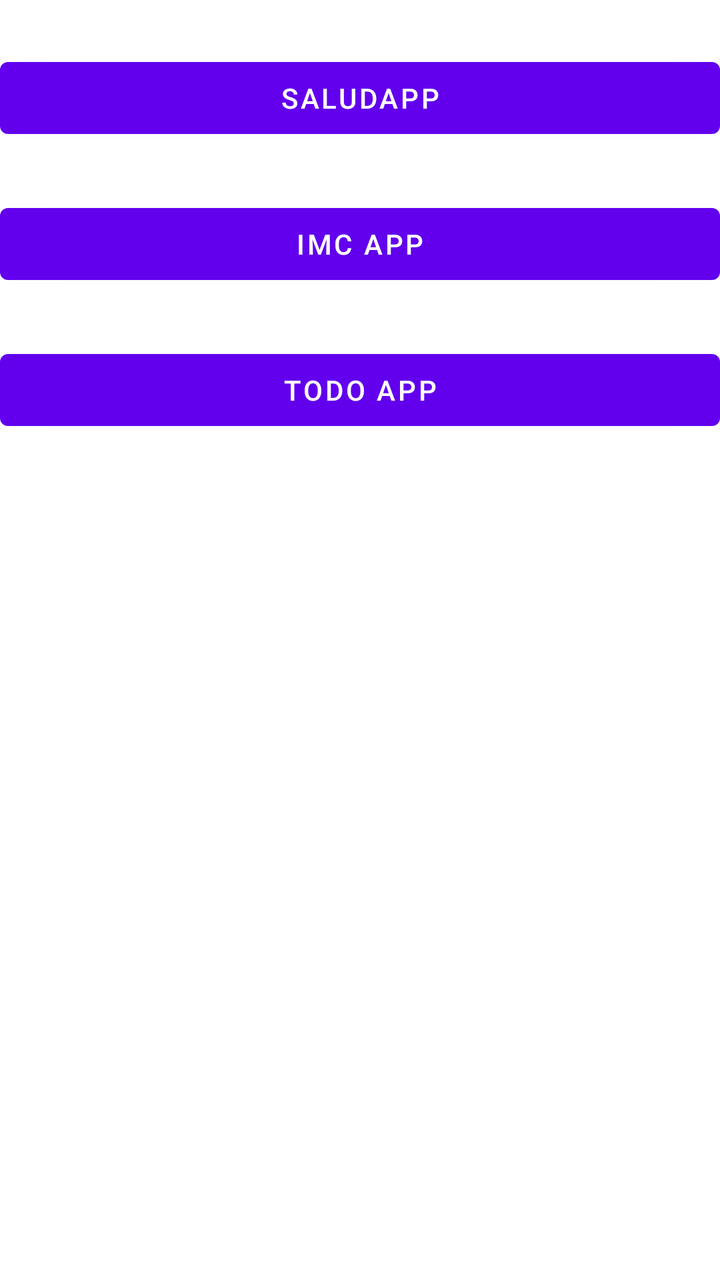
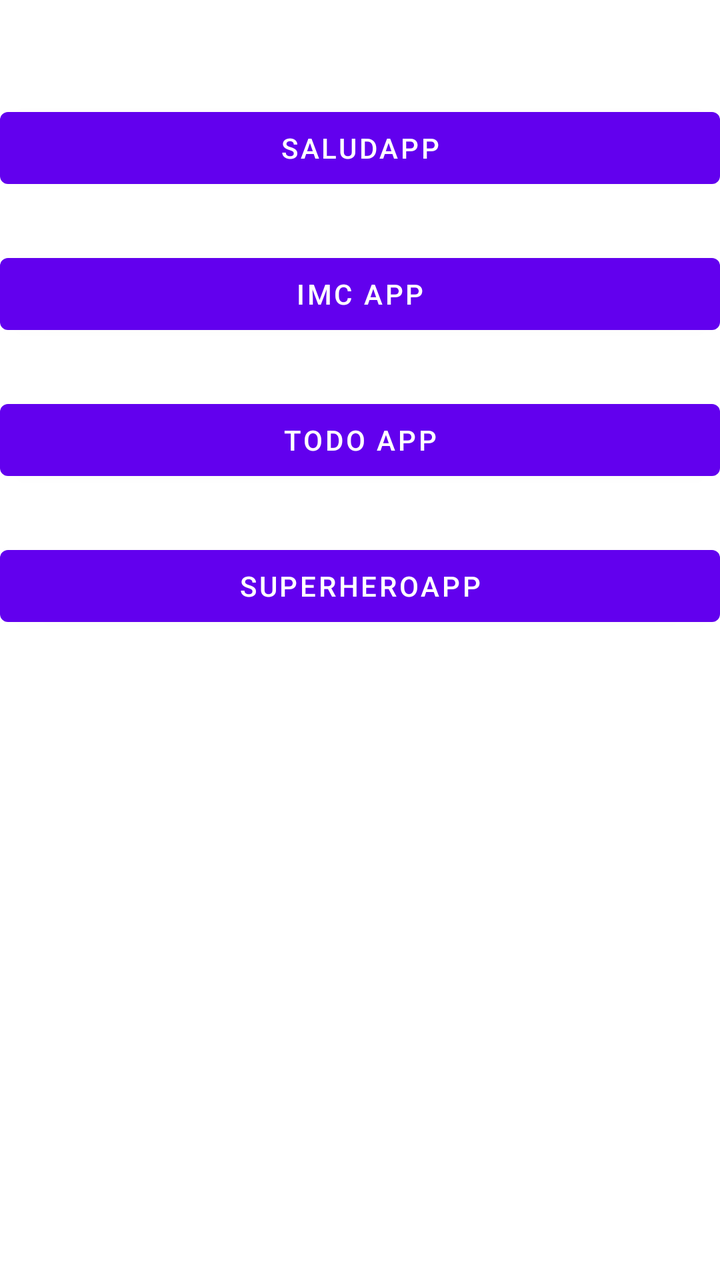

An Android layout rendered at two revisions. The XML below is the earlier revision; the diff shows what the commit changed to produce the second picture.
<!-- AndroidManifest.xml: application theme Theme.Superandroidmaster -->
<!-- res/layout/activity_menu.xml -->
<?xml version="1.0" encoding="utf-8"?>
<LinearLayout xmlns:android="http://schemas.android.com/apk/res/android"
    xmlns:tools="http://schemas.android.com/tools"
    android:id="@+id/main"
    android:layout_width="match_parent"
    android:layout_height="match_parent"
    android:orientation="vertical"
    android:fitsSystemWindows="true"
    tools:context=".sintaxis.firstapp.MenuActivity">

    <Button
        android:id="@+id/btnSaludApp"
        android:layout_width="match_parent"
        android:layout_height="wrap_content"
        android:layout_marginTop="25dp"
        android:text="SaludApp" />

    <Button
        android:id="@+id/btnIMCApp"
        android:layout_width="match_parent"
        android:layout_height="wrap_content"
        android:layout_marginTop="25dp"
        android:text="IMC App" />

    <Button
        android:id="@+id/btnTODO"
        android:layout_width="match_parent"
        android:layout_height="wrap_content"
        android:layout_marginTop="25dp"
        android:text="TODO App" />


</LinearLayout>
<!-- resources referenced by this layout -->
<resources>
  <style name="Theme.Superandroidmaster" parent="Theme.MaterialComponents.DayNight.DarkActionBar">
          
          <item name="colorPrimary">@color/purple_500</item>
          <item name="colorPrimaryVariant">@color/purple_700</item>
          <item name="colorOnPrimary">@color/white</item>
          
          <item name="colorSecondary">@color/teal_200</item>
          <item name="colorSecondaryVariant">@color/teal_700</item>
          <item name="colorOnSecondary">@color/black</item>
          
          <item name="android:statusBarColor">?attr/colorPrimaryVariant</item>
          
  
  
      </style>
  <color name="purple_500">#FF6200EE</color>
  <color name="purple_700">#FF3700B3</color>
  <color name="white">#FFFFFFFF</color>
  <color name="teal_200">#FF03DAC5</color>
  <color name="teal_700">#FF018786</color>
  <color name="black">#FF000000</color>
</resources>

<!-- the commit's change to res/layout/activity_menu.xml (unified diff, before → after) -->
@@ -12,7 +12,7 @@
         android:id="@+id/btnSaludApp"
         android:layout_width="match_parent"
         android:layout_height="wrap_content"
-        android:layout_marginTop="25dp"
+        android:layout_marginTop="50dp"
         android:text="SaludApp" />
 
     <Button
@@ -29,5 +29,12 @@
         android:layout_marginTop="25dp"
         android:text="TODO App" />
 
+    <Button
+        android:id="@+id/btnSuperHero"
+        android:layout_width="match_parent"
+        android:layout_height="wrap_content"
+        android:layout_marginTop="25dp"
+        android:text="SuperHeroApp" />
+
 
 </LinearLayout>
